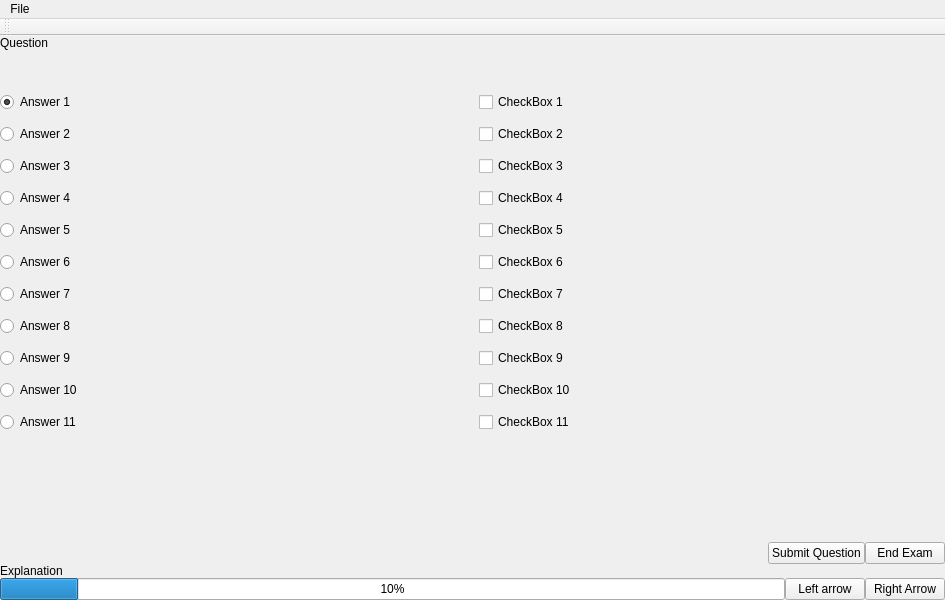
Qt form mainwindow.ui (J2xMurphy/TestTaker) before a commit.
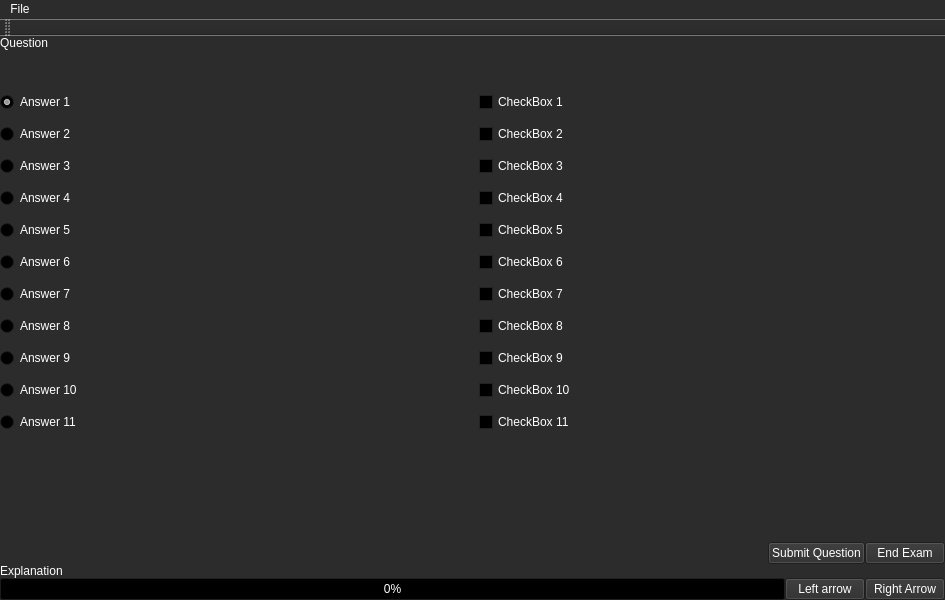
The same form after that commit.

Commit message: Dark mode and hiding

```diff
--- a/mainwindow.ui
+++ b/mainwindow.ui
@@ -10,6 +10,475 @@
     <height>600</height>
    </rect>
   </property>
+  <property name="palette">
+   <palette>
+    <active>
+     <colorrole role="WindowText">
+      <brush brushstyle="SolidPattern">
+       <color alpha="255">
+        <red>255</red>
+        <green>255</green>
+        <blue>255</blue>
+       </color>
+      </brush>
+     </colorrole>
+     <colorrole role="Button">
+      <brush brushstyle="SolidPattern">
+       <color alpha="255">
+        <red>44</red>
+        <green>44</green>
+        <blue>44</blue>
+       </color>
+      </brush>
+     </colorrole>
+     <colorrole role="Light">
+      <brush brushstyle="SolidPattern">
+       <color alpha="255">
+        <red>66</red>
+        <green>66</green>
+        <blue>66</blue>
+       </color>
+      </brush>
+     </colorrole>
+     <colorrole role="Midlight">
+      <brush brushstyle="SolidPattern">
+       <color alpha="255">
+        <red>55</red>
+        <green>55</green>
+        <blue>55</blue>
+       </color>
+      </brush>
+     </colorrole>
+     <colorrole role="Dark">
+      <brush brushstyle="SolidPattern">
+       <color alpha="255">
+        <red>22</red>
+        <green>22</green>
+        <blue>22</blue>
+       </color>
+      </brush>
+     </colorrole>
+     <colorrole role="Mid">
+      <brush brushstyle="SolidPattern">
+       <color alpha="255">
+        <red>29</red>
+        <green>29</green>
+        <blue>29</blue>
+       </color>
+      </brush>
+     </colorrole>
+     <colorrole role="Text">
+      <brush brushstyle="SolidPattern">
+       <color alpha="255">
+        <red>255</red>
+        <green>255</green>
+        <blue>255</blue>
+       </color>
+      </brush>
+     </colorrole>
+     <colorrole role="BrightText">
+      <brush brushstyle="SolidPattern">
+       <color alpha="255">
+        <red>255</red>
+        <green>255</green>
+        <blue>255</blue>
+       </color>
+      </brush>
+     </colorrole>
+     <colorrole role="ButtonText">
+      <brush brushstyle="SolidPattern">
+       <color alpha="255">
+        <red>255</red>
+        <green>255</green>
+        <blue>255</blue>
+       </color>
+      </brush>
+     </colorrole>
+     <colorrole role="Base">
+      <brush brushstyle="SolidPattern">
+       <color alpha="255">
+        <red>0</red>
+        <green>0</green>
+        <blue>0</blue>
+       </color>
+      </brush>
+     </colorrole>
+     <colorrole role="Window">
+      <brush brushstyle="SolidPattern">
+       <color alpha="255">
+        <red>44</red>
+        <green>44</green>
+        <blue>44</blue>
+       </color>
+      </brush>
+     </colorrole>
+     <colorrole role="Shadow">
+      <brush brushstyle="SolidPattern">
+       <color alpha="255">
+        <red>0</red>
+        <green>0</green>
+        <blue>0</blue>
+       </color>
+      </brush>
+     </colorrole>
+     <colorrole role="AlternateBase">
+      <brush brushstyle="SolidPattern">
+       <color alpha="255">
+        <red>22</red>
+        <green>22</green>
+        <blue>22</blue>
+       </color>
+      </brush>
+     </colorrole>
+     <colorrole role="ToolTipBase">
+      <brush brushstyle="SolidPattern">
+       <color alpha="255">
+        <red>255</red>
+        <green>255</green>
+        <blue>220</blue>
+       </color>
+      </brush>
+     </colorrole>
+     <colorrole role="ToolTipText">
+      <brush brushstyle="SolidPattern">
+       <color alpha="255">
+        <red>0</red>
+        <green>0</green>
+        <blue>0</blue>
+       </color>
+      </brush>
+     </colorrole>
+     <colorrole role="PlaceholderText">
+      <brush brushstyle="SolidPattern">
+       <color alpha="127">
+        <red>255</red>
+        <green>255</green>
+        <blue>255</blue>
+       </color>
+      </brush>
+     </colorrole>
+     <colorrole role="Accent">
+      <brush brushstyle="SolidPattern">
+       <color alpha="255">
+        <red>0</red>
+        <green>0</green>
+        <blue>0</blue>
+       </color>
+      </brush>
+     </colorrole>
+    </active>
+    <inactive>
+     <colorrole role="WindowText">
+      <brush brushstyle="SolidPattern">
+       <color alpha="255">
+        <red>255</red>
+        <green>255</green>
+        <blue>255</blue>
+       </color>
+      </brush>
+     </colorrole>
+     <colorrole role="Button">
+      <brush brushstyle="SolidPattern">
+       <color alpha="255">
+        <red>44</red>
+        <green>44</green>
+        <blue>44</blue>
+       </color>
+      </brush>
+     </colorrole>
+     <colorrole role="Light">
+      <brush brushstyle="SolidPattern">
+       <color alpha="255">
+        <red>66</red>
+        <green>66</green>
+        <blue>66</blue>
+       </color>
+      </brush>
+     </colorrole>
+     <colorrole role="Midlight">
+      <brush brushstyle="SolidPattern">
+       <color alpha="255">
+        <red>55</red>
+        <green>55</green>
+        <blue>55</blue>
+       </color>
+      </brush>
+     </colorrole>
+     <colorrole role="Dark">
+      <brush brushstyle="SolidPattern">
+       <color alpha="255">
+        <red>22</red>
+        <green>22</green>
+        <blue>22</blue>
+       </color>
+      </brush>
+     </colorrole>
+     <colorrole role="Mid">
+      <brush brushstyle="SolidPattern">
+       <color alpha="255">
+        <red>29</red>
+        <green>29</green>
+        <blue>29</blue>
+       </color>
+      </brush>
+     </colorrole>
+     <colorrole role="Text">
+      <brush brushstyle="SolidPattern">
+       <color alpha="255">
+        <red>255</red>
+        <green>255</green>
+        <blue>255</blue>
+       </color>
+      </brush>
+     </colorrole>
+     <colorrole role="BrightText">
+      <brush brushstyle="SolidPattern">
+       <color alpha="255">
+        <red>255</red>
+        <green>255</green>
+        <blue>255</blue>
+       </color>
+      </brush>
+     </colorrole>
+     <colorrole role="ButtonText">
+      <brush brushstyle="SolidPattern">
+       <color alpha="255">
+        <red>255</red>
+        <green>255</green>
+        <blue>255</blue>
+       </color>
+      </brush>
+     </colorrole>
+     <colorrole role="Base">
+      <brush brushstyle="SolidPattern">
+       <color alpha="255">
+        <red>0</red>
+        <green>0</green>
+        <blue>0</blue>
+       </color>
+      </brush>
+     </colorrole>
+     <colorrole role="Window">
+      <brush brushstyle="SolidPattern">
+       <color alpha="255">
+        <red>44</red>
+        <green>44</green>
+        <blue>44</blue>
+       </color>
+      </brush>
+     </colorrole>
+     <colorrole role="Shadow">
+      <brush brushstyle="SolidPattern">
+       <color alpha="255">
+        <red>0</red>
+        <green>0</green>
+        <blue>0</blue>
+       </color>
+      </brush>
+     </colorrole>
+     <colorrole role="AlternateBase">
+      <brush brushstyle="SolidPattern">
+       <color alpha="255">
+        <red>22</red>
+        <green>22</green>
+        <blue>22</blue>
+       </color>
+      </brush>
+     </colorrole>
+     <colorrole role="ToolTipBase">
+      <brush brushstyle="SolidPattern">
+       <color alpha="255">
+        <red>255</red>
+        <green>255</green>
+        <blue>220</blue>
+       </color>
+      </brush>
+     </colorrole>
+     <colorrole role="ToolTipText">
+      <brush brushstyle="SolidPattern">
+       <color alpha="255">
+        <red>0</red>
+        <green>0</green>
+        <blue>0</blue>
+       </color>
+      </brush>
+     </colorrole>
+     <colorrole role="PlaceholderText">
+      <brush brushstyle="SolidPattern">
+       <color alpha="127">
+        <red>255</red>
+        <green>255</green>
+        <blue>255</blue>
+       </color>
+      </brush>
+     </colorrole>
+     <colorrole role="Accent">
+      <brush brushstyle="SolidPattern">
+       <color alpha="255">
+        <red>0</red>
+        <green>0</green>
+        <blue>0</blue>
+       </color>
+      </brush>
+     </colorrole>
+    </inactive>
+    <disabled>
+     <colorrole role="WindowText">
+      <brush brushstyle="SolidPattern">
+       <color alpha="255">
+        <red>22</red>
+        <green>22</green>
+        <blue>22</blue>
+       </color>
+      </brush>
+     </colorrole>
+     <colorrole role="Button">
+      <brush brushstyle="SolidPattern">
+       <color alpha="255">
+        <red>44</red>
+        <green>44</green>
+        <blue>44</blue>
+       </color>
+      </brush>
+     </colorrole>
+     <colorrole role="Light">
+      <brush brushstyle="SolidPattern">
+       <color alpha="255">
+        <red>66</red>
+        <green>66</green>
+        <blue>66</blue>
+       </color>
+      </brush>
+     </colorrole>
+     <colorrole role="Midlight">
+      <brush brushstyle="SolidPattern">
+       <color alpha="255">
+        <red>55</red>
+        <green>55</green>
+        <blue>55</blue>
+       </color>
+      </brush>
+     </colorrole>
+     <colorrole role="Dark">
+      <brush brushstyle="SolidPattern">
+       <color alpha="255">
+        <red>22</red>
+        <green>22</green>
+        <blue>22</blue>
+       </color>
+      </brush>
+     </colorrole>
+     <colorrole role="Mid">
+      <brush brushstyle="SolidPattern">
+       <color alpha="255">
+        <red>29</red>
+        <green>29</green>
+        <blue>29</blue>
+       </color>
+      </brush>
+     </colorrole>
+     <colorrole role="Text">
+      <brush brushstyle="SolidPattern">
+       <color alpha="255">
+        <red>22</red>
+        <green>22</green>
+        <blue>22</blue>
+       </color>
+      </brush>
+     </colorrole>
+     <colorrole role="BrightText">
+      <brush brushstyle="SolidPattern">
+       <color alpha="255">
+        <red>255</red>
+        <green>255</green>
+        <blue>255</blue>
+       </color>
+      </brush>
+     </colorrole>
+     <colorrole role="ButtonText">
+      <brush brushstyle="SolidPattern">
+       <color alpha="255">
+        <red>22</red>
+        <green>22</green>
+        <blue>22</blue>
+       </color>
+      </brush>
+     </colorrole>
+     <colorrole role="Base">
+      <brush brushstyle="SolidPattern">
+       <color alpha="255">
+        <red>44</red>
+        <green>44</green>
+        <blue>44</blue>
+       </color>
+      </brush>
+     </colorrole>
+     <colorrole role="Window">
+      <brush brushstyle="SolidPattern">
+       <color alpha="255">
+        <red>44</red>
+        <green>44</green>
+        <blue>44</blue>
+       </color>
+      </brush>
+     </colorrole>
+     <colorrole role="Shadow">
+      <brush brushstyle="SolidPattern">
+       <color alpha="255">
+        <red>0</red>
+        <green>0</green>
+        <blue>0</blue>
+       </color>
+      </brush>
+     </colorrole>
+     <colorrole role="AlternateBase">
+      <brush brushstyle="SolidPattern">
+       <color alpha="255">
+        <red>44</red>
+        <green>44</green>
+        <blue>44</blue>
+       </color>
+      </brush>
+     </colorrole>
+     <colorrole role="ToolTipBase">
+      <brush brushstyle="SolidPattern">
+       <color alpha="255">
+        <red>255</red>
+        <green>255</green>
+        <blue>220</blue>
+       </color>
+      </brush>
+     </colorrole>
+     <colorrole role="ToolTipText">
+      <brush brushstyle="SolidPattern">
+       <color alpha="255">
+        <red>0</red>
+        <green>0</green>
+        <blue>0</blue>
+       </color>
+      </brush>
+     </colorrole>
+     <colorrole role="PlaceholderText">
+      <brush brushstyle="SolidPattern">
+       <color alpha="127">
+        <red>22</red>
+        <green>22</green>
+        <blue>22</blue>
+       </color>
+      </brush>
+     </colorrole>
+     <colorrole role="Accent">
+      <brush brushstyle="SolidPattern">
+       <color alpha="255">
+        <red>31</red>
+        <green>31</green>
+        <blue>31</blue>
+       </color>
+      </brush>
+     </colorrole>
+    </disabled>
+   </palette>
+  </property>
   <property name="windowTitle">
    <string>MainWindow</string>
   </property>
@@ -120,6 +589,9 @@
                 <property name="text">
                  <string>Answer 3</string>
                 </property>
+                <property name="checked">
+                 <bool>false</bool>
+                </property>
                </widget>
               </item>
               <item>
@@ -130,6 +602,9 @@
                 <property name="text">
                  <string>Answer 4</string>
                 </property>
+                <property name="checked">
+                 <bool>false</bool>
+                </property>
                </widget>
               </item>
               <item>
@@ -140,6 +615,9 @@
                 <property name="text">
                  <string>Answer 5</string>
                 </property>
+                <property name="checked">
+                 <bool>false</bool>
+                </property>
                </widget>
               </item>
               <item>
@@ -150,6 +628,9 @@
                 <property name="text">
                  <string>Answer 6</string>
                 </property>
+                <property name="checked">
+                 <bool>false</bool>
+                </property>
                </widget>
               </item>
               <item>
@@ -160,6 +641,9 @@
                 <property name="text">
                  <string>Answer 7</string>
                 </property>
+                <property name="checked">
+                 <bool>false</bool>
+                </property>
                </widget>
               </item>
               <item>
@@ -170,6 +654,9 @@
                 <property name="text">
                  <string>Answer 8</string>
                 </property>
+                <property name="checked">
+                 <bool>false</bool>
+                </property>
                </widget>
               </item>
               <item>
@@ -177,6 +664,9 @@
                 <property name="text">
                  <string>Answer 9</string>
                 </property>
+                <property name="checked">
+                 <bool>false</bool>
+                </property>
                </widget>
               </item>
               <item>
@@ -184,6 +674,9 @@
                 <property name="text">
                  <string>Answer 10</string>
                 </property>
+                <property name="checked">
+                 <bool>false</bool>
+                </property>
                </widget>
               </item>
               <item>
@@ -191,6 +684,9 @@
                 <property name="text">
                  <string>Answer 11</string>
                 </property>
+                <property name="checked">
+                 <bool>false</bool>
+                </property>
                </widget>
               </item>
              </layout>
@@ -341,8 +837,35 @@
           </property>
           <item>
            <widget class="QProgressBar" name="progressBar">
+            <property name="palette">
+             <palette>
+              <active>
+               <colorrole role="Highlight">
+                <brush brushstyle="SolidPattern">
+                 <color alpha="255">
+                  <red>0</red>
+                  <green>0</green>
+                  <blue>127</blue>
+                 </color>
+                </brush>
+               </colorrole>
+              </active>
+              <inactive>
+               <colorrole role="Highlight">
+                <brush brushstyle="SolidPattern">
+                 <color alpha="255">
+                  <red>0</red>
+                  <green>0</green>
+                  <blue>127</blue>
+                 </color>
+                </brush>
+               </colorrole>
+              </inactive>
+              <disabled/>
+             </palette>
+            </property>
             <property name="value">
-             <number>10</number>
+             <number>0</number>
             </property>
            </widget>
           </item>
```
The commit also changes 3 other files.
